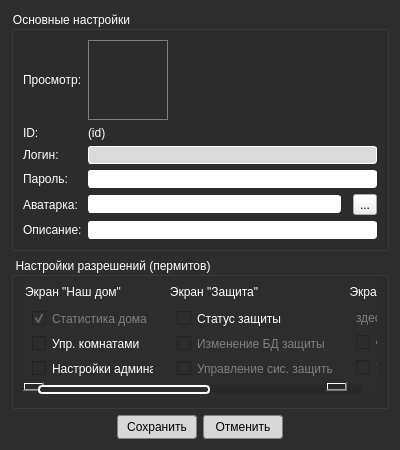
StarterCraft/Hyrex_AsQamm, file AsQammDekstopControl/uisrc/userEdit.ui: the form before one commit.
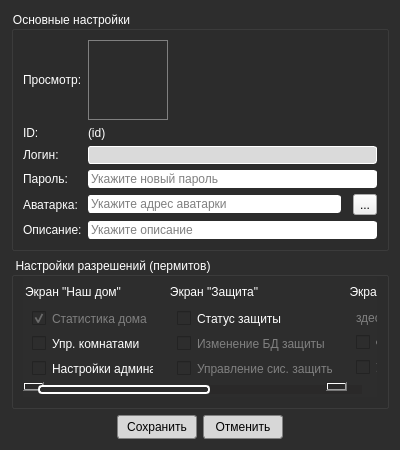
The form after the commit. Icons and pictures are not drawn.

Patch:
```diff
--- a/AsQammDekstopControl/uisrc/userEdit.ui
+++ b/AsQammDekstopControl/uisrc/userEdit.ui
@@ -285,10 +285,18 @@
        </widget>
       </item>
       <item row="6" column="1" colspan="3">
-       <widget class="QLineEdit" name="lnI_EuDesc"/>
+       <widget class="QLineEdit" name="lnI_EuDesc">
+        <property name="placeholderText">
+         <string>Укажите описание</string>
+        </property>
+       </widget>
       </item>
       <item row="5" column="1">
-       <widget class="QLineEdit" name="lnI_EuAvatarAddr"/>
+       <widget class="QLineEdit" name="lnI_EuAvatarAddr">
+        <property name="placeholderText">
+         <string>Укажите адрес аватарки</string>
+        </property>
+       </widget>
       </item>
       <item row="5" column="3">
        <widget class="QToolButton" name="tlb_Browse">
@@ -329,6 +337,9 @@
         <property name="echoMode">
          <enum>QLineEdit::Password</enum>
         </property>
+        <property name="placeholderText">
+         <string>Укажите новый пароль</string>
+        </property>
        </widget>
       </item>
       <item row="0" column="1">
```
Left out of the diff: 1 changed line with no effect on the pictures.
